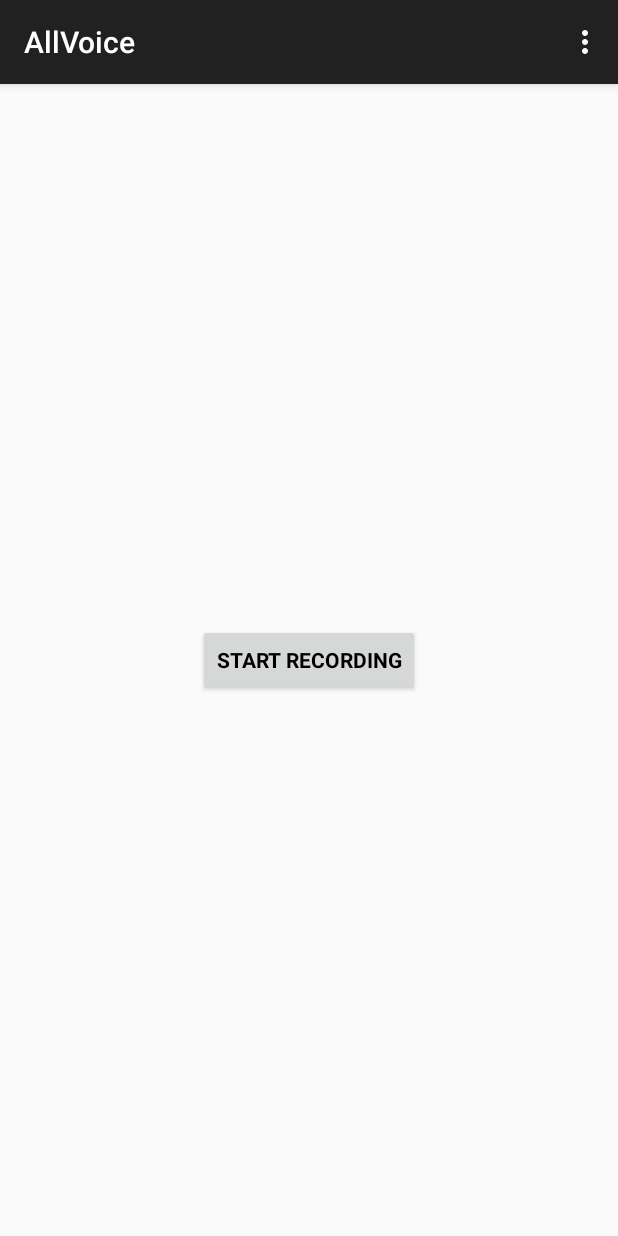
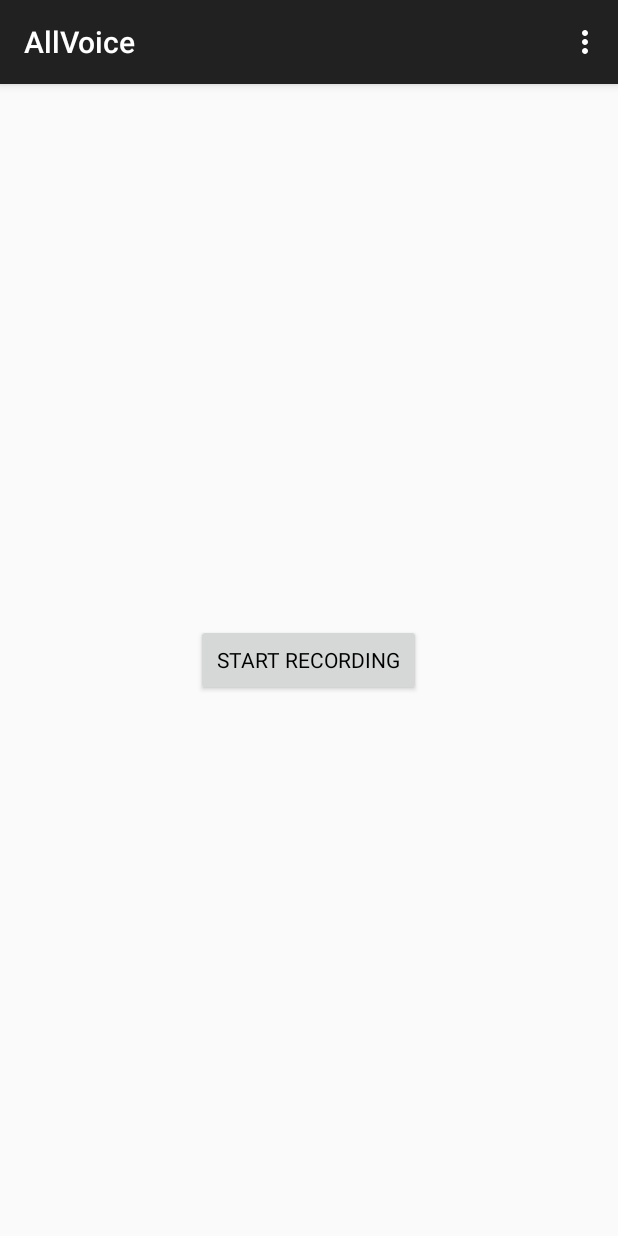
Before and after one commit to pmauldin/AllVoice, an Android app: the screen it shows after launch (MainActivity), after a tap on "STOP RECORDING", on a phone screen of 412 x 824 dp. Run offline under Robolectric (Android 15) with nearby library versions, the phone set to English and light mode, and no system bars; 1 other tap on this screen came first.

Commit message:
Changed record button size and text style to depend on state

```diff
--- a/AllVoice/app/src/main/java/me/pmauldin/allvoice/MainActivity.java
+++ b/AllVoice/app/src/main/java/me/pmauldin/allvoice/MainActivity.java
@@ -46,13 +46,13 @@ public class MainActivity extends ActionBarActivity {
         setContentView(R.layout.activity_main);
 
         final Button recordButton = (Button) findViewById(R.id.record);
-        recordButton.setTypeface(null, Typeface.BOLD);
 
         recordButton.setOnClickListener(
                 new Button.OnClickListener(){
                     public void onClick(View v) {
                         if(recording) {
                             recordButton.setText("Start Recording");
+                            recordButton.setTypeface(null, Typeface.NORMAL);
                             recordButton.setTextColor(Color.BLACK);
                             // STOP RECORDING //
 
@@ -60,6 +60,7 @@ public class MainActivity extends ActionBarActivity {
 
                         } else {
                             recordButton.setText("Stop Recording");
+                            recordButton.setTypeface(null, Typeface.BOLD);
                             recordButton.setTextColor(Color.RED);
                             // START RECORDING //
 
--- a/AllVoice/app/src/main/res/layout/activity_main.xml
+++ b/AllVoice/app/src/main/res/layout/activity_main.xml
@@ -6,7 +6,7 @@
     android:paddingBottom="@dimen/activity_vertical_margin" tools:context=".MainActivity">
 
     <Button
-        android:layout_width="wrap_content"
+        android:layout_width="150dp"
         android:layout_height="wrap_content"
         android:text="@string/StartRecording"
         android:id="@+id/record"
```
